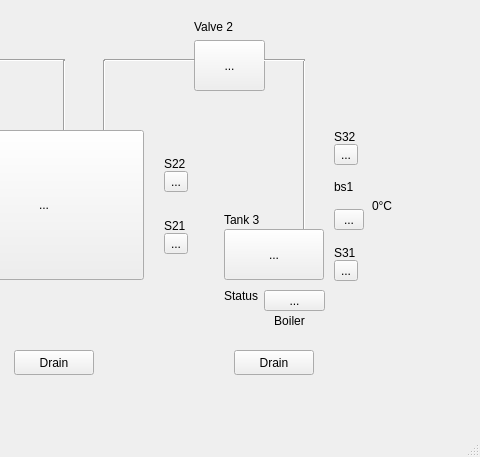
Above: firmware/x86_gnu_qt_gui/ap/mainwindow.ui from TrabalhosPUCPR/AtividadeTanquesDeAgua before the change; both pictures show x 486 to 966 and y 0 to 457 of the 966 by 457 pixel window. Below: the same form after it.
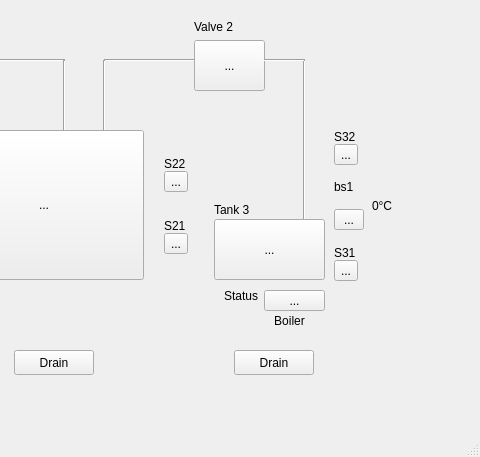
That is the form after the change. Custom widgets are drawn as their Qt base class.

```diff
--- a/firmware/x86_gnu_qt_gui/ap/mainwindow.ui
+++ b/firmware/x86_gnu_qt_gui/ap/mainwindow.ui
@@ -210,10 +210,10 @@
    <widget class="cedaTank" name="toolButton_tank3">
     <property name="geometry">
      <rect>
-      <x>710</x>
-      <y>229</y>
-      <width>100</width>
-      <height>51</height>
+      <x>700</x>
+      <y>219</y>
+      <width>111</width>
+      <height>61</height>
      </rect>
     </property>
     <property name="sizePolicy">
@@ -273,8 +273,8 @@
    <widget class="QLabel" name="label_6">
     <property name="geometry">
      <rect>
-      <x>710</x>
-      <y>210</y>
+      <x>700</x>
+      <y>200</y>
       <width>51</width>
       <height>20</height>
      </rect>
```
Left out of the diff: 2 changed lines with no effect on the pictures.
